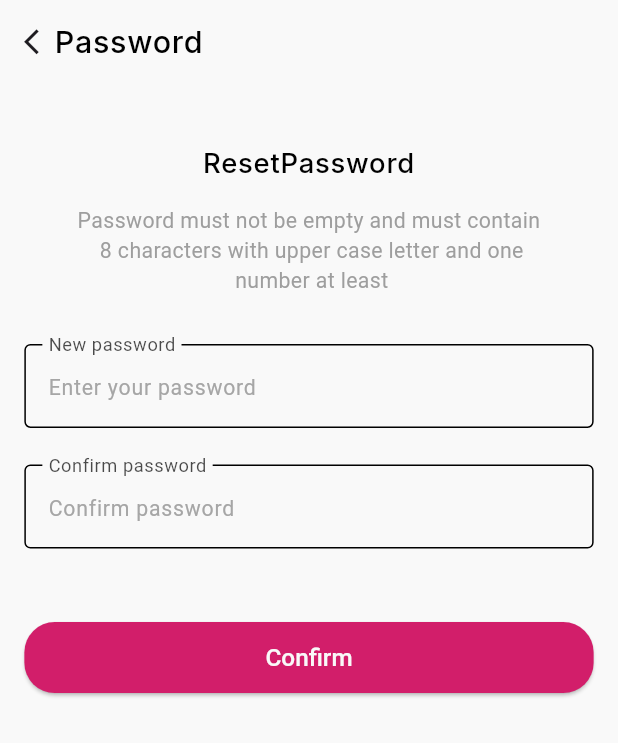
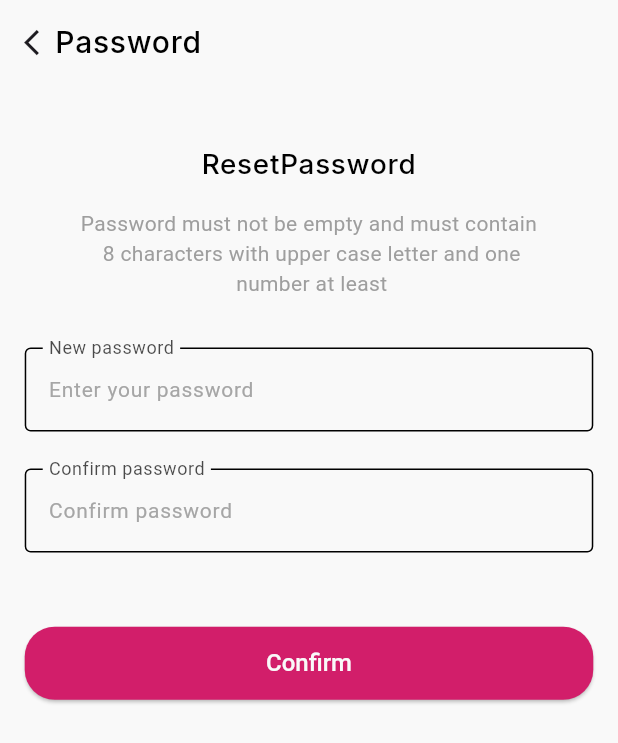
Before and after one commit to Team5-Projects-Advanced-Flutter-Elevate/flower_ecommerce_app_team5, a Flutter app: the ResetPasswordScreen screen opened by its route, on a phone screen of 412 x 824 dp. Shown: the top 743 px of the screen. Run offline on Flutter 3.47's test engine with Material 3 defaults, Android fonts, the phone set to English and light mode, and no system bars; our stand-ins replace dio, easy_localization, flutter_bloc, flutter_secure_storage, get_it, google_fonts and 4 more; missing offline and left inert: flutter_timer_countdown; accounts and stored records are empty; generated files the repository leaves out were written again; statements that could not run were skipped.

Commit message:
% I made some improvements

```diff
--- a/lib/core/themes/app_themes.dart
+++ b/lib/core/themes/app_themes.dart
@@ -1,6 +1,5 @@
 import 'package:flower_ecommerce_app_team5/core/colors/app_colors.dart';
 import 'package:flutter/material.dart';
-import 'package:flutter_screenutil/flutter_screenutil.dart';
 import 'package:google_fonts/google_fonts.dart';
 
 abstract class AppThemes {
@@ -10,48 +9,48 @@ abstract class AppThemes {
     textTheme: TextTheme(
       // Body Text Styles
       labelMedium: GoogleFonts.inter(
-        fontSize: 20.sp,
+        fontSize: 20,
         fontWeight: FontWeight.w500,
         color: Colors.black
       ),
       labelSmall: GoogleFonts.inter(
-        fontSize: 15.sp,
+        fontSize: 15,
         fontWeight: FontWeight.w500,
       ),
       bodyLarge: TextStyle(
-        fontSize: 16.sp,
+        fontSize: 16,
         fontWeight: FontWeight.normal, // Regular weight
         color: AppColors.black,
       ),
       bodyMedium: TextStyle(
-        fontSize: 14.sp,
+        fontSize: 14,
         fontWeight: FontWeight.normal, // Regular weight
         color: AppColors.black,
       ),
       bodySmall: TextStyle(
-        fontSize: 13.sp,
+        fontSize: 13,
         fontWeight: FontWeight.normal, // Regular weight
         color: AppColors.black,
       ),
       labelLarge: TextStyle(
-        fontSize: 16.sp,
+        fontSize: 16,
         fontWeight: FontWeight.w500, // Medium weight
         color: AppColors.gray,
       ),
 
       // Title Text Styles (Used for headings)
       titleLarge: TextStyle(
-        fontSize: 18.sp,
+        fontSize: 18,
         fontWeight: FontWeight.w600, // Semi-bold for emphasis
         color: AppColors.black,
       ),
       titleMedium: TextStyle(
-        fontSize: 16.sp,
+        fontSize: 16,
         fontWeight: FontWeight.w600, // Semi-bold for emphasis
         color: AppColors.black,
       ),
       titleSmall: TextStyle(
-        fontSize: 14.sp,
+        fontSize: 14,
         fontWeight: FontWeight.w600, // Semi-bold for emphasis
         color: AppColors.black,
       ),
@@ -60,34 +59,34 @@ abstract class AppThemes {
 
       // Headline Text Styles (Used for large headings)
       headlineLarge: TextStyle(
-        fontSize: 24.sp,
+        fontSize: 24,
         fontWeight: FontWeight.w700, // Bold for emphasis
         color: AppColors.black,
       ),
       headlineMedium: TextStyle(
-        fontSize: 20.sp,
+        fontSize: 20,
         fontWeight: FontWeight.w700, // Bold for emphasis
         color: AppColors.black,
       ),
       headlineSmall: TextStyle(
-        fontSize: 18.sp,
+        fontSize: 18,
         fontWeight: FontWeight.w700, // Bold for emphasis
         color: AppColors.black,
       ),
 
       // Display Text Styles (Used for very large text, e.g., hero sections)
       displayLarge: TextStyle(
-        fontSize: 32.sp,
+        fontSize: 32,
         fontWeight: FontWeight.w800, // Extra-bold for emphasis
         color: AppColors.black,
       ),
       displayMedium: TextStyle(
-        fontSize: 28.sp,
+        fontSize: 28,
         fontWeight: FontWeight.w800, // Extra-bold for emphasis
         color: AppColors.black,
       ),
       displaySmall: TextStyle(
-        fontSize: 24.sp,
+        fontSize: 24,
         fontWeight: FontWeight.w800, // Extra-bold for emphasis
         color: AppColors.black,
       ),
@@ -112,21 +111,21 @@ abstract class AppThemes {
       indicatorColor: Colors.transparent,
       indicatorShape: const RoundedRectangleBorder(),
       labelTextStyle: WidgetStatePropertyAll(GoogleFonts.inter(
-        fontSize: 12.sp,
+        fontSize: 12,
         fontWeight: FontWeight.normal,
       )),
     ),
     inputDecorationTheme: InputDecorationTheme(
       errorMaxLines: 4,
       border: OutlineInputBorder(
-        borderRadius: BorderRadius.circular(4.r),
+        borderRadius: BorderRadius.circular(4),
       ),
-      focusedBorder: OutlineInputBorder(borderRadius: BorderRadius.circular(4.r)),
-      enabledBorder: OutlineInputBorder(borderRadius: BorderRadius.circular(4.r)),
+      focusedBorder: OutlineInputBorder(borderRadius: BorderRadius.circular(4)),
+      enabledBorder: OutlineInputBorder(borderRadius: BorderRadius.circular(4)),
 
       errorBorder: OutlineInputBorder(
         borderSide: BorderSide(color: AppColors.red),
-        borderRadius: BorderRadius.circular(4.r),
+        borderRadius: BorderRadius.circular(4),
       ),
 
       focusedErrorBorder: OutlineInputBorder(
@@ -135,12 +134,12 @@ abstract class AppThemes {
         ),
       ),
       hintStyle: TextStyle(
-        fontSize: 14.sp,
+        fontSize: 14,
         fontWeight: FontWeight.w400,
         color: AppColors.white[70],
       ),
       labelStyle: TextStyle(
-        fontSize: 16.sp,
+        fontSize: 16,
         fontWeight: FontWeight.w400,
         color: AppColors.white[90],
       ),
@@ -162,13 +161,13 @@ abstract class AppThemes {
     elevatedButtonTheme: ElevatedButtonThemeData(
       style: ElevatedButton.styleFrom(
         foregroundColor: AppColors.white,
-        padding: REdgeInsets.all(14),
+        padding: EdgeInsets.all(14),
         backgroundColor: AppColors.mainColor,
         shape: RoundedRectangleBorder(
-          borderRadius: BorderRadius.circular(20.r),
+          borderRadius: BorderRadius.circular(20),
         ),
         textStyle: TextStyle(
-          fontSize: 16.sp,
+          fontSize: 16,
           fontWeight: FontWeight.w500,
         ),
       ),
@@ -183,7 +182,7 @@ abstract class AppThemes {
         ),
         shape: WidgetStatePropertyAll(
           RoundedRectangleBorder(
-            borderRadius: BorderRadius.circular(100.r),
+            borderRadius: BorderRadius.circular(100),
           ),
         ),
       ),
--- a/lib/core/widgets/timer.dart
+++ b/lib/core/widgets/timer.dart
@@ -1,5 +1,4 @@
 import 'package:flutter/material.dart';
-import 'package:flutter_screenutil/flutter_screenutil.dart';
 import 'package:flutter_timer_countdown/flutter_timer_countdown.dart';
 
 class Timer extends StatelessWidget {
@@ -15,8 +14,9 @@ class Timer extends StatelessWidget {
   final VoidCallback onTimeEnd;
   @override
   Widget build(BuildContext context) {
+    double screenWidth = MediaQuery.of(context).size.width;
     return Padding(
-      padding: EdgeInsets.only(right: 12.w, left: 8.w),
+      padding: EdgeInsets.only( right: screenWidth * 0.03, left: screenWidth * 0.02,),
       child: ValueListenableBuilder<bool>(
         valueListenable: _isLessThan5Minutes,
         builder: (context, isLessThan5Minutes, child) {
--- a/lib/modules/authentication/ui/forget_password/view/reset_password_screen.dart
+++ b/lib/modules/authentication/ui/forget_password/view/reset_password_screen.dart
@@ -4,7 +4,6 @@ import 'package:flower_ecommerce_app_team5/modules/authentication/ui/forget_pass
 import 'package:flower_ecommerce_app_team5/shared_layers/localization/generated/locale_keys.g.dart';
 import 'package:flutter/material.dart';
 import 'package:flutter_bloc/flutter_bloc.dart';
-import 'package:flutter_screenutil/flutter_screenutil.dart';
 import '../../../../../core/bases/base_stateful_widget_state.dart';
 import '../../../../../core/routing/defined_routes.dart';
 import '../../../../../core/validation/validation_functions.dart';
@@ -19,96 +18,125 @@ class ResetPasswordScreen extends StatefulWidget {
   @override
   State<ResetPasswordScreen> createState() => _ResetPasswordScreenState();
 }
+
 late TextEditingController newPasswordController;
 late TextEditingController confirmPasswordController;
-GlobalKey<FormState> formKey = GlobalKey<FormState>();
+final GlobalKey<FormState> formKey = GlobalKey<FormState>();
+
 class _ResetPasswordScreenState extends BaseStatefulWidgetState<ResetPasswordScreen> {
   @override
   void initState() {
-    // TODO: implement initState
     super.initState();
     newPasswordController = TextEditingController();
     confirmPasswordController = TextEditingController();
   }
+
   @override
   void dispose() {
-    // TODO: implement dispose
-    super.dispose();
     newPasswordController.dispose();
     confirmPasswordController.dispose();
+    super.dispose();
   }
+
   @override
   Widget build(BuildContext context) {
-    ForgetPasswordViewModel forgetPasswordViewModel = getIt.get<ForgetPasswordViewModel>();
+
+    final ForgetPasswordViewModel forgetPasswordViewModel = getIt.get<ForgetPasswordViewModel>();
+
     return BlocProvider(
       create: (context) => forgetPasswordViewModel,
-      child: BlocConsumer<ForgetPasswordViewModel,PasswordState>(
-        builder: (context, state) =>  Scaffold(
+      child: BlocConsumer<ForgetPasswordViewModel, PasswordState>(
+        builder: (context, state) => Scaffold(
           appBar: AppBar(
             forceMaterialTransparency: true,
             automaticallyImplyLeading: false,
-            title: Row(children: [InkWell(
-              onTap: () {
-                Navigator.pop(context);
-              },
-                child: Icon(Icons.arrow_back_ios,size: 20.sp)),Text(LocaleKeys.password.tr(),style: Theme.of(context).textTheme.labelMedium)],),),
+            title: Row(
+              children: [
+                InkWell(
+                  onTap: () => Navigator.pop(context),
+                  child: Icon(Icons.arrow_back_ios, size: screenWidth * 0.05),
+                ),
+                Text(
+                  LocaleKeys.password.tr(),
+                  style: Theme.of(context).textTheme.labelMedium,
+                ),
+              ],
+            ),
+          ),
           body: Form(
             key: formKey,
             child: Padding(
-              padding: REdgeInsets.symmetric(horizontal: 16.0),
+              padding: EdgeInsets.symmetric(horizontal: screenWidth * 0.04),
               child: Column(
                 crossAxisAlignment: CrossAxisAlignment.stretch,
                 children: [
-                  SizedBox(height: 40.h,),
-                  Text(LocaleKeys.resetPassword.tr(),style: Theme.of(context).textTheme.labelMedium?.copyWith(
-                    fontSize: 18.sp
-                  ),textAlign: TextAlign.center,),
-                  SizedBox(height: 16.h,),
-                  Text(LocaleKeys.passwordVerificationRole.tr(),style: Theme.of(context).textTheme.bodyMedium?.copyWith(
-                    color: Colors.grey
-                  ),textAlign: TextAlign.center,),
-                  SizedBox(height: 32.h,),
+                  SizedBox(height: screenHeight * 0.05),
+                  Text(
+                    LocaleKeys.resetPassword.tr(),
+                    style: Theme.of(context).textTheme.labelMedium?.copyWith(
+                      fontSize: screenWidth * 0.045,
+                    ),
+                    textAlign: TextAlign.center,
+                  ),
+                  SizedBox(height: screenHeight * 0.02),
+                  Text(
+                    LocaleKeys.passwordVerificationRole.tr(),
+                    style: Theme.of(context).textTheme.bodyMedium?.copyWith(color: Colors.grey),
+                    textAlign: TextAlign.center,
+                  ),
+                  SizedBox(height: screenHeight * 0.04),
                   TextFormField(
-                    validator: (value) {
-                      return ValidateFunctions.getInstance().validationOfPassword(value);
-                    },
+                    validator: (value) =>
+                        ValidateFunctions.getInstance().validationOfPassword(value),
                     controller: newPasswordController,
                     decoration: InputDecoration(
                       enabled: true,
-                      hintText: LocaleKeys.enterYourPassword,
+                      hintText: LocaleKeys.enterYourPassword.tr(),
                       labelText: LocaleKeys.newPassword.tr(),
                     ),
                   ),
-                  SizedBox(height: 24.h,),
+                  SizedBox(height: screenHeight * 0.03),
                   TextFormField(
-                    validator: (value) {
-                      return ValidateFunctions.getInstance().validationOfConfirmPassword(value, newPasswordController.text);
-                    },
+                    validator: (value) => ValidateFunctions.getInstance()
+                        .validationOfConfirmPassword(value, newPasswordController.text),
                     controller: confirmPasswordController,
-                    decoration: const InputDecoration(
+                    decoration: InputDecoration(
                       enabled: true,
-                      hintText: LocaleKeys.confirmPassword,
-                      labelText: LocaleKeys.confirmPassword,
+                      hintText: LocaleKeys.confirmPassword.tr(),
+                      labelText: LocaleKeys.confirmPassword.tr(),
                     ),
                   ),
-                  SizedBox(height: 48.h,),
-                  ElevatedButton(onPressed: () {
-                    if(formKey.currentState!.validate()){
-                      forgetPasswordViewModel.onIntent(ResetPasswordIntent(emailController.text, newPasswordController.text.trim()));
-                    }
-                  },
-                      style: ButtonStyle(padding:WidgetStatePropertyAll(REdgeInsets.symmetric(vertical: 14),),), child: Text(LocaleKeys.confirm.tr()))
+                  SizedBox(height: screenHeight * 0.06),
+                  ElevatedButton(
+                    onPressed: () {
+                      if (formKey.currentState!.validate()) {
+                        forgetPasswordViewModel.onIntent(
+                          ResetPasswordIntent(emailController.text, newPasswordController.text.trim()),
+                        );
+                      }
+                    },
+                    style: ButtonStyle(
+                      padding: MaterialStateProperty.all(
+                        EdgeInsets.symmetric(vertical: screenHeight * 0.018),
+                      ),
+                    ),
+                    child: Text(LocaleKeys.confirm.tr()),
+                  ),
                 ],
               ),
             ),
           ),
-        ) ,
+        ),
         listener: (context, state) {
           if (state is PasswordSuccessState) {
-            displayAlertDialog(title: Text(state.message),showOkButton: true,onOkButtonClick: () {
-              hideAlertDialog();
-              Navigator.pushNamed(context, DefinedRoutes.forgetPasswordScreenRoute);
-            },);
+            displayAlertDialog(
+              title: Text(state.message),
+              showOkButton: true,
+              onOkButtonClick: () {
+                hideAlertDialog();
+                Navigator.pushNamed(context, DefinedRoutes.forgetPasswordScreenRoute);
+              },
+            );
           } else if (state is PasswordErrorState) {
             ErrorStateWidget(error: state.error);
           } else if (state is PasswordLoadingState) {
--- a/lib/modules/authentication/ui/forget_password/view_model/forget_password_screen_view_model.dart
+++ b/lib/modules/authentication/ui/forget_password/view_model/forget_password_screen_view_model.dart
@@ -26,7 +26,7 @@ class ForgetPasswordViewModel extends Cubit<PasswordState>{
     emit(PasswordLoadingState());
        var result = await forgetPasswordUseCase.call(email);
        if( result is Success){
-         emit(EmailSuccessState(result.toString()));
+         emit(PasswordSuccessState(result.toString()));
        }else{
          emit(PasswordErrorState(result.toString()));
        }
--- a/lib/modules/authentication/ui/forget_password/view_model/forget_password_state.dart
+++ b/lib/modules/authentication/ui/forget_password/view_model/forget_password_state.dart
@@ -14,7 +14,3 @@ class PasswordSuccessState extends PasswordState {
   final String message;
   PasswordSuccessState(this.message);
 }
-class EmailSuccessState extends PasswordState {
-  final String message;
-  EmailSuccessState(this.message);
-}
--- a/pubspec.yaml
+++ b/pubspec.yaml
@@ -63,7 +63,6 @@ dependencies:
   equatable: ^2.0.7
   otp_text_field: ^1.1.3
   mockito: ^5.4.5
-  flutter_screenutil: ^5.9.3
   flutter_otp_text_field: ^1.5.1+1
   flutter_timer_countdown: ^1.0.7
   google_fonts: ^6.2.1
```
Also changed, not shown: lib/main.dart (+1 -8 lines), lib/modules/authentication/data/api/api_client/auth_api_client.dart (+4 -14 lines), lib/modules/authentication/ui/forget_password/view/forget_password_screen.dart (+44 -34 lines), lib/modules/authentication/ui/forget_password/view/reset_code_screen.dart (+58 -57 lines), lib/shared_layers/localization/l10n_json_files/ar.json (+16 -1 lines), lib/shared_layers/localization/l10n_json_files/en.json (+16 -1 lines), lib/modules/authentication/data/api/api_client/auth_api_client.g.dart (added), lib/shared_layers/localization/generated/locale_keys.g.dart, pubspec.lock, 4 other files.
